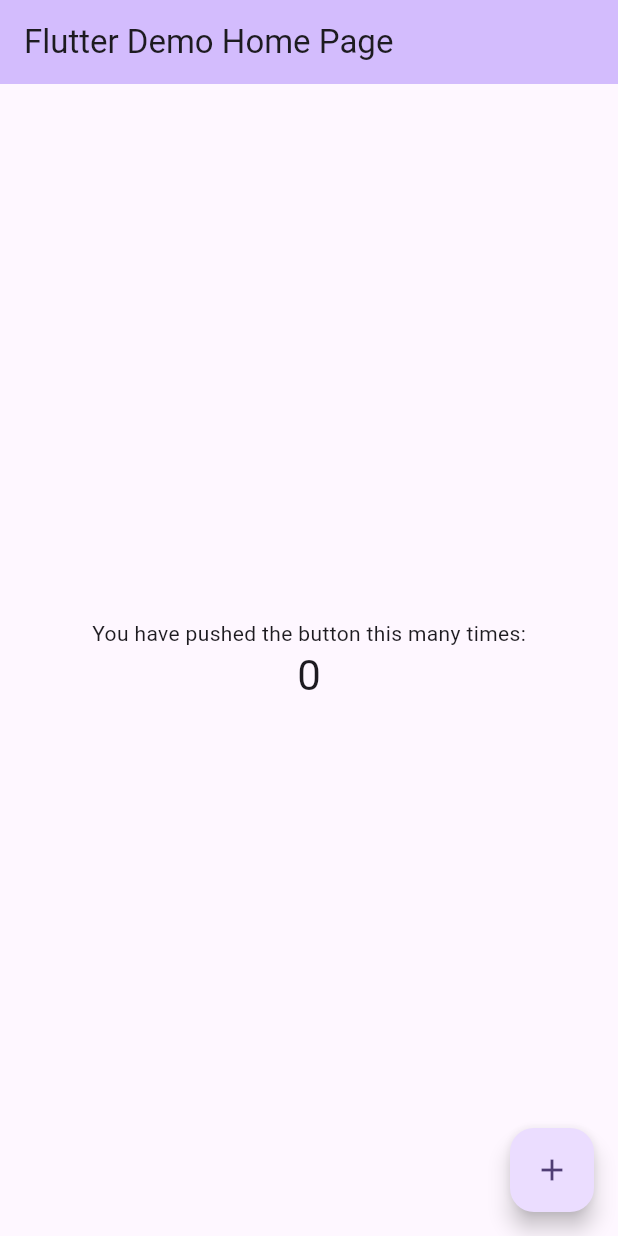
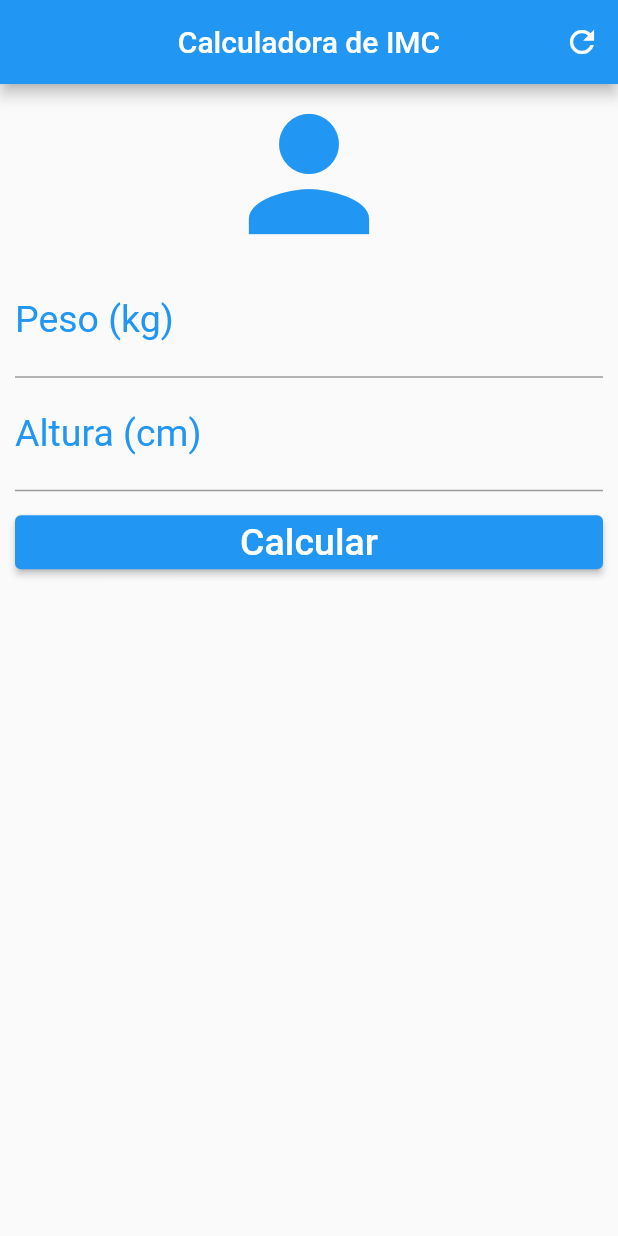
Before and after one commit to APP-MOBILE-org/flutter-calculadora, a Flutter app: the screen it shows after launch, on a phone screen of 412 x 824 dp. Run offline on Flutter 3.47's test engine with Material 2 defaults, Android fonts, the phone set to English and light mode, and no system bars.

Commit message:
color blue

```diff
--- a/lib/main.dart
+++ b/lib/main.dart
@@ -1,125 +1,131 @@
 import 'package:flutter/material.dart';
 
 void main() {
-  runApp(const MyApp());
+  runApp(MaterialApp(
+    title: "Calculadora IMC",
+    theme: ThemeData(
+      primarySwatch: Colors.blue,
+    ),
+    home: Home(),
+  ));
 }
 
-class MyApp extends StatelessWidget {
-  const MyApp({super.key});
-
-  // This widget is the root of your application.
+class Home extends StatefulWidget {
   @override
-  Widget build(BuildContext context) {
-    return MaterialApp(
-      title: 'Flutter Demo',
-      theme: ThemeData(
-        // This is the theme of your application.
-        //
-        // TRY THIS: Try running your application with "flutter run". You'll see
-        // the application has a blue toolbar. Then, without quitting the app,
-        // try changing the seedColor in the colorScheme below to Colors.green
-        // and then invoke "hot reload" (save your changes or press the "hot
-        // reload" button in a Flutter-supported IDE, or press "r" if you used
-        // the command line to start the app).
-        //
-        // Notice that the counter didn't reset back to zero; the application
-        // state is not lost during the reload. To reset the state, use hot
-        // restart instead.
-        //
-        // This works for code too, not just values: Most code changes can be
-        // tested with just a hot reload.
-        colorScheme: ColorScheme.fromSeed(seedColor: Colors.deepPurple),
-        useMaterial3: true,
-      ),
-      home: const MyHomePage(title: 'Flutter Demo Home Page'),
-    );
-  }
+  _HomeState createState() => _HomeState();
 }
 
-class MyHomePage extends StatefulWidget {
-  const MyHomePage({super.key, required this.title});
+class _HomeState extends State<Home> {
+  TextEditingController pesoController = TextEditingController();
+  TextEditingController alturaController = TextEditingController();
+  GlobalKey<FormState> _formKey = GlobalKey<FormState>();
+  String _textInfo = "";
+  void _resetCampos() {
+    _formKey.currentState!.reset();
+    pesoController.clear();
+    alturaController.clear();
+    setState(() {
+      _textInfo = "";
+    });
+  }
 
-  // This widget is the home page of your application. It is stateful, meaning
-  // that it has a State object (defined below) that contains fields that affect
-  // how it looks.
-
-  // This class is the configuration for the state. It holds the values (in this
-  // case the title) provided by the parent (in this case the App widget) and
-  // used by the build method of the State. Fields in a Widget subclass are
-  // always marked "final".
-
-  final String title;
-
-  @override
-  State<MyHomePage> createState() => _MyHomePageState();
-}
-
-class _MyHomePageState extends State<MyHomePage> {
-  int _counter = 0;
-
-  void _incrementCounter() {
+  void _calcular() {
     setState(() {
-      // This call to setState tells the Flutter framework that something has
-      // changed in this State, which causes it to rerun the build method below
-      // so that the display can reflect the updated values. If we changed
-      // _counter without calling setState(), then the build method would not be
-      // called again, and so nothing would appear to happen.
-      _counter++;
+      double peso = double.parse(pesoController.text);
+      double altura = double.parse(alturaController.text) / 100;
+      double imc = peso / (altura * altura);
+      //debugPrint("$imc");
+      if (imc < 18.6)
+        _textInfo = "Abaixo do peso (${imc.toStringAsPrecision(4)})";
+      else if (imc >= 18.6 && imc < 24.9)
+        _textInfo = "Peso ideal (${imc.toStringAsPrecision(4)})";
+      else if (imc >= 24.9 && imc < 29.9)
+        _textInfo = "Levemente acima do peso (${imc.toStringAsPrecision(4)})";
+      else if (imc >= 29.9 && imc < 34.9)
+        _textInfo = "Obesidade Grau I (${imc.toStringAsPrecision(4)})";
+      else if (imc >= 34.9 && imc < 39.9)
+        _textInfo = "Obesidade Grau II (${imc.toStringAsPrecision(4)})";
+      else if (imc >= 40)
+        _textInfo = "Obesidade Grau III (${imc.toStringAsPrecision(4)})";
     });
   }
 
   @override
   Widget build(BuildContext context) {
-    // This method is rerun every time setState is called, for instance as done
-    // by the _incrementCounter method above.
-    //
-    // The Flutter framework has been optimized to make rerunning build methods
-    // fast, so that you can just rebuild anything that needs updating rather
-    // than having to individually change instances of widgets.
     return Scaffold(
       appBar: AppBar(
-        // TRY THIS: Try changing the color here to a specific color (to
-        // Colors.amber, perhaps?) and trigger a hot reload to see the AppBar
-        // change color while the other colors stay the same.
-        backgroundColor: Theme.of(context).colorScheme.inversePrimary,
-        // Here we take the value from the MyHomePage object that was created by
-        // the App.build method, and use it to set our appbar title.
-        title: Text(widget.title),
-      ),
-      body: Center(
-        // Center is a layout widget. It takes a single child and positions it
-        // in the middle of the parent.
-        child: Column(
-          // Column is also a layout widget. It takes a list of children and
-          // arranges them vertically. By default, it sizes itself to fit its
-          // children horizontally, and tries to be as tall as its parent.
-          //
-          // Column has various properties to control how it sizes itself and
-          // how it positions its children. Here we use mainAxisAlignment to
-          // center the children vertically; the main axis here is the vertical
-          // axis because Columns are vertical (the cross axis would be
-          // horizontal).
-          //
-          // TRY THIS: Invoke "debug painting" (choose the "Toggle Debug Paint"
-          // action in the IDE, or press "p" in the console), to see the
-          // wireframe for each widget.
-          mainAxisAlignment: MainAxisAlignment.center,
-          children: <Widget>[
-            const Text(
-              'You have pushed the button this many times:',
-            ),
-            Text(
-              '$_counter',
-              style: Theme.of(context).textTheme.headlineMedium,
-            ),
-          ],
+        title: Text("Calculadora de IMC"),
+        centerTitle: true,
+        actions: <Widget>[
+          IconButton(
+            icon: Icon(Icons.refresh),
+            onPressed: _resetCampos,
+          )
+        ], //<Widget>[]
+      ), // app bar
+      // backgroundColor: Colors.white,
+      body: SingleChildScrollView(
+        padding: EdgeInsets.fromLTRB(10.0, 0.0, 10.0, 0.0),
+        child: Form(
+          key: _formKey,
+          child: Column(
+            crossAxisAlignment: CrossAxisAlignment.stretch,
+            children: <Widget>[
+              Icon(Icons.person, size: 120, color: Colors.blue),
+              TextFormField(
+                keyboardType: TextInputType.number,
+                decoration: InputDecoration(
+                    labelText: "Peso (kg)",
+                    labelStyle: TextStyle(color: Colors.blue)),
+                textAlign: TextAlign.center,
+                style: TextStyle(color: Colors.blue, fontSize: 25.0),
+                controller: pesoController,
+                validator: (value) {
+                  if (value!.isEmpty)
+                    return "Insira seu peso!";
+                  else
+                    return null;
+                },
+              ),
+              TextFormField(
+                keyboardType: TextInputType.number,
+                decoration: InputDecoration(
+                    labelText: "Altura (cm)",
+                    labelStyle: TextStyle(color: Colors.blue)),
+                textAlign: TextAlign.center,
+                style: TextStyle(color: Colors.blue, fontSize: 25.0),
+                controller: alturaController,
+                validator: (value) {
+                  if (value!.isEmpty)
+                    return "Insira sua altura!";
+                  else
+                    return null;
+                },
+              ),
+              Padding(
+                padding: EdgeInsets.only(top: 10.0, bottom: 10.0),
+                child: ButtonTheme(
+                    height: 50.0,
+                    highlightColor: Colors.amber,
+                    child: ElevatedButton(
+                      onPressed: () {
+                        if (_formKey.currentState!.validate()) _calcular();
+                      },
+                      child: Text(
+                        "Calcular",
+                        style: TextStyle(color: Colors.white, fontSize: 25.0),
+                      ),
+                    )),
+              ),
+              Text(
+                _textInfo,
+                textAlign: TextAlign.center,
+                style: TextStyle(color: Colors.blue, fontSize: 25.0),
+              )
+            ], //<widget>[]
+          ),
         ),
       ),
-      floatingActionButton: FloatingActionButton(
-        onPressed: _incrementCounter,
-        tooltip: 'Increment',
-        child: const Icon(Icons.add),
-      ), // This trailing comma makes auto-formatting nicer for build methods.
     );
   }
 }
```
